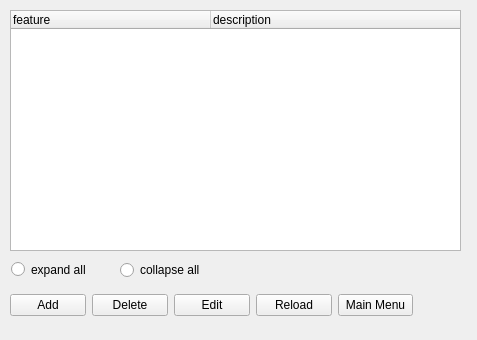
Above: qt/apps/configurator/forms/features.ui from Wolframe/qtClient before the change. Below: the same form after it.
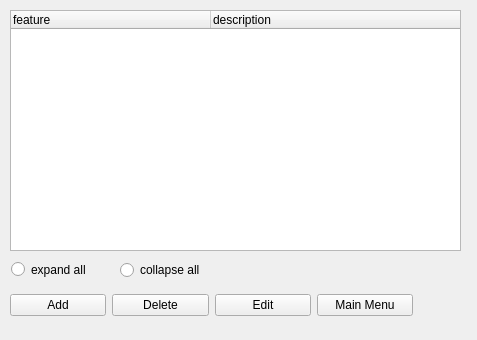
That is the form after the change.

Diff of the .ui file:
```diff
--- a/qt/apps/configurator/forms/features.ui
+++ b/qt/apps/configurator/forms/features.ui
@@ -115,19 +115,6 @@
       </property>
      </widget>
     </item>
-    <item>
-     <widget class="QPushButton" name="reload">
-      <property name="text">
-       <string>Reload</string>
-      </property>
-      <property name="form" stdset="0">
-       <string notr="true">features</string>
-      </property>
-      <property name="global.featureState" stdset="0">
-       <string notr="true">{feature.state}</string>
-      </property>
-     </widget>
-    </item>
     <item>
      <widget class="QPushButton" name="reload_2">
       <property name="text">
```
Left out of the diff: 1 changed line with no effect on the pictures.
